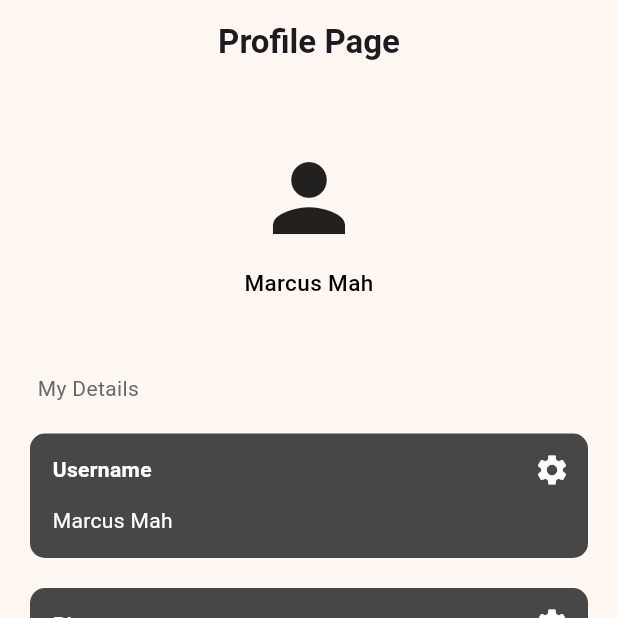
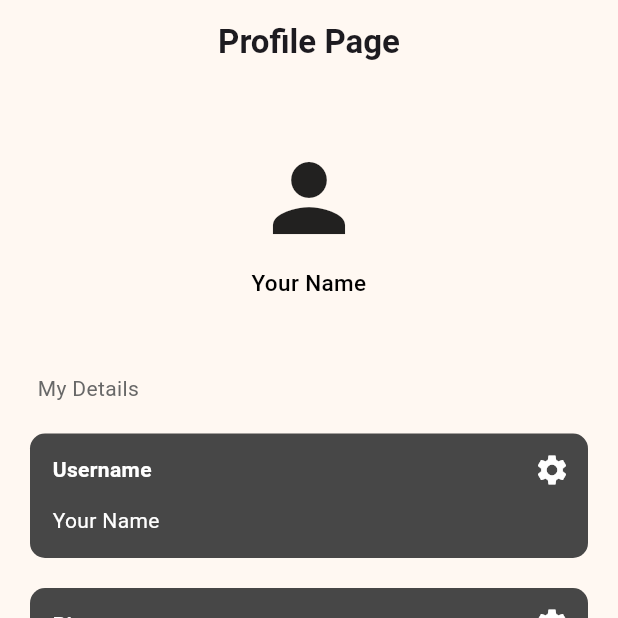
Before and after one commit to MarcusMQF/Food-System-App, a Flutter app: the ProfilePage screen opened directly, on a phone screen of 412 x 824 dp, the top half of it. Run offline on Flutter 3.47's test engine with Material 3 defaults, Android fonts, the phone set to English and light mode, and no system bars; our stand-ins replace google_fonts, google_nav_bar, lottie; network calls fail; project files that could hold a hidden picture were left out.

Commit message:
Merge Green Dining

```diff
--- a/lib/home_page.dart
+++ b/lib/home_page.dart
@@ -56,7 +56,7 @@ class _HomePageState extends State<HomePage> {
                         ),
                       ),
                       Text(
-                        'Marcus Mah',
+                        'Your Name',
                         style: TextStyle(
                           fontSize: 24.0,
                           fontWeight: FontWeight.bold,
--- a/lib/profile_page.dart
+++ b/lib/profile_page.dart
@@ -10,7 +10,7 @@ class ProfilePage extends StatefulWidget {
 }
 
 class _ProfilePageState extends State<ProfilePage> {
-  final TextEditingController _usernameController = TextEditingController(text: 'Marcus Mah');
+  final TextEditingController _usernameController = TextEditingController(text: 'Your Name');
   final TextEditingController _bioController = TextEditingController(text: 'empty bio');
 
   Future<void> editField(BuildContext context, String field, TextEditingController controller) async {
--- a/pubspec.yaml
+++ b/pubspec.yaml
@@ -35,6 +35,7 @@ dependencies:
   flutter_svg: ^2.0.16
   lottie: ^1.2.2
   flutter_inappwebview: any
+  google_fonts: ^5.1.0
 
 
   # The following adds the Cupertino Icons font to your application.
```
Also changed, not shown: pubspec.lock.
